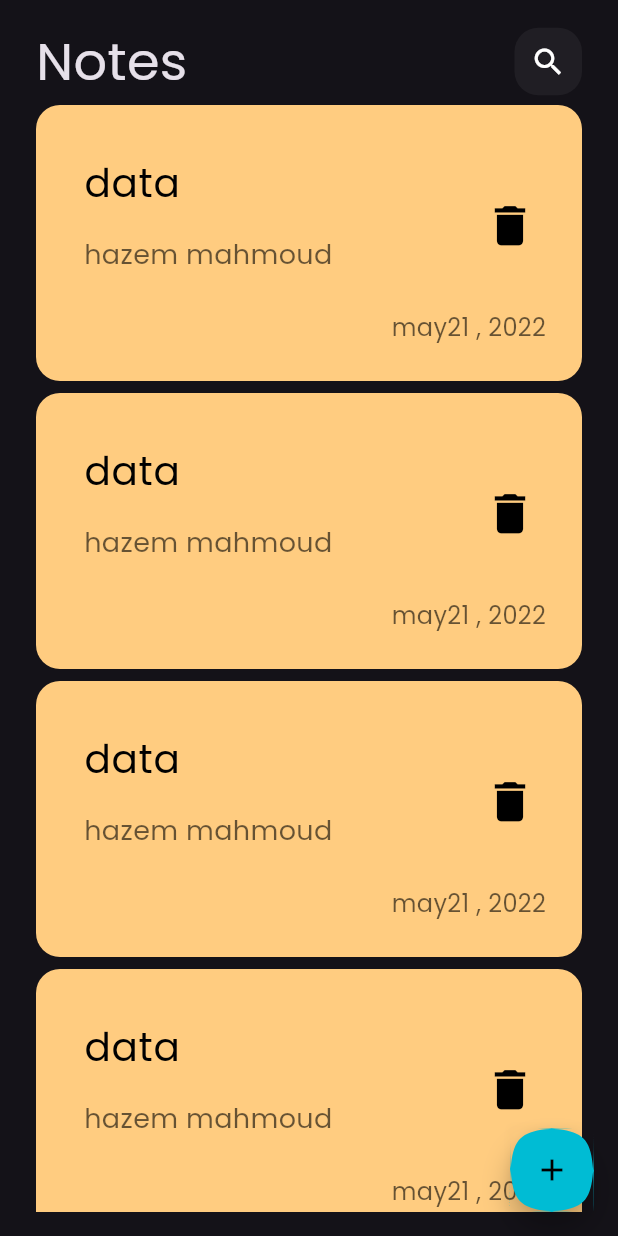
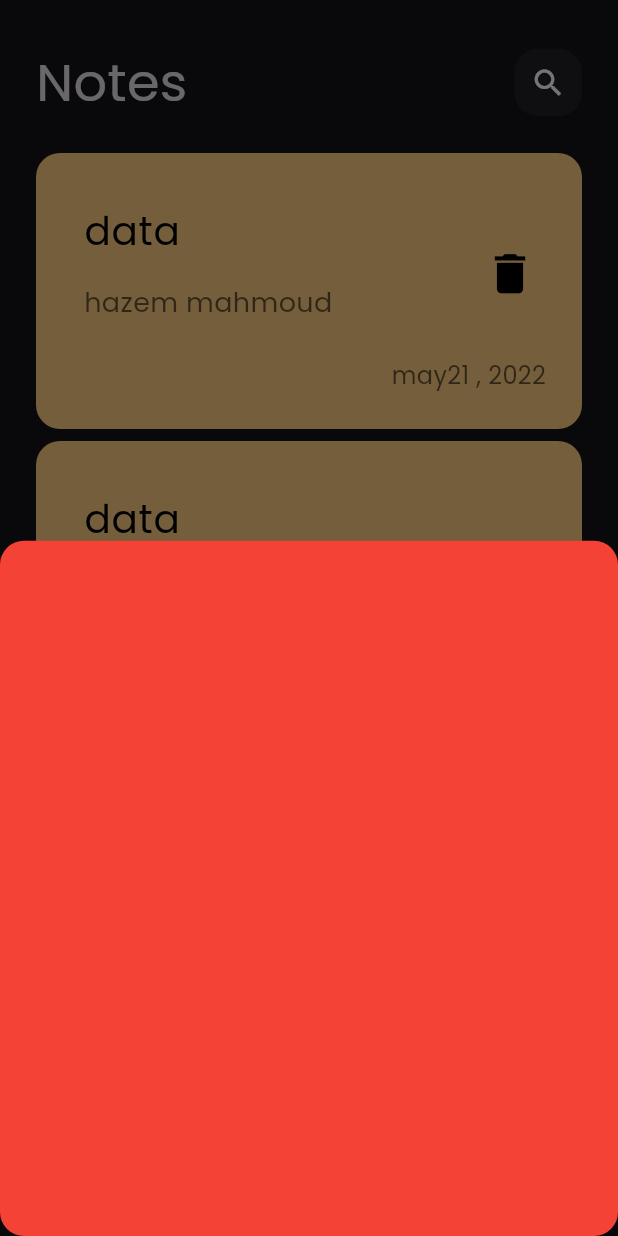
Before and after one commit to cshazem1/notes_app, a Flutter app: the screen it shows after launch, after a tap on the "add" icon, on a phone screen of 412 x 824 dp. Run offline on Flutter 3.47's test engine with Material 3 defaults, Android fonts, the phone set to English and light mode, and no system bars.

Commit message:
add border radius to bottom sheet

```diff
--- a/lib/views/notes_view.dart
+++ b/lib/views/notes_view.dart
@@ -1,5 +1,6 @@
 import 'package:flutter/material.dart';
 
+import '../widgets/add_note_bottom_sheet.dart';
 import '../widgets/nodes_view_body.dart';
 
 class NotesView extends StatelessWidget {
@@ -9,7 +10,16 @@ class NotesView extends StatelessWidget {
   Widget build(BuildContext context) {
     return Scaffold(
       floatingActionButton: FloatingActionButton(
-        onPressed: () {},
+        onPressed: () {
+          showModalBottomSheet(
+
+            shape: RoundedRectangleBorder(borderRadius: BorderRadius.all(Radius.circular(16))),
+backgroundColor: Colors.red.withOpacity(1),
+            context: context, builder: (context) {
+            return const AddNoteBottomSheet();
+          },);
+
+        },
         backgroundColor: Colors.cyan,
         foregroundColor: Colors.black,
         tooltip: "add",
--- /dev/null
+++ b/lib/widgets/add_note_bottom_sheet.dart
@@ -0,0 +1,14 @@
+import 'package:flutter/material.dart';
+
+class AddNoteBottomSheet extends StatelessWidget{
+  const AddNoteBottomSheet({super.key});
+
+  @override
+  Widget build(BuildContext context) {
+    return
+      Container(
+
+      );
+
+  }
+}
--- a/lib/widgets/custom_app_bar.dart
+++ b/lib/widgets/custom_app_bar.dart
@@ -8,7 +8,7 @@ class CustomAppBar extends StatelessWidget {
   @override
   Widget build(BuildContext context) {
     return const SafeArea(
-
+      minimum: EdgeInsets.only(top: 30),
       child: Row(
         mainAxisAlignment: MainAxisAlignment.spaceBetween,
 
--- a/lib/widgets/nodes_view_body.dart
+++ b/lib/widgets/nodes_view_body.dart
@@ -6,7 +6,7 @@ class NotesViewBody extends StatelessWidget {
   @override
   Widget build(BuildContext context) {
     return const Padding(
-      padding: EdgeInsets.symmetric(horizontal: 24.0, vertical: 16),
+      padding: EdgeInsets.symmetric(horizontal:24),
       child: Column(
         children: [
           CustomAppBar(),
--- a/lib/widgets/notes_list_view.dart
+++ b/lib/widgets/notes_list_view.dart
@@ -7,9 +7,15 @@ class NotesListView extends StatelessWidget{
 
   @override
   Widget build(BuildContext context) {
-    return ListView.builder(itemBuilder: (context, index) {
-      return const NoteItem();
-    },);
+    return Padding(
+      padding: const EdgeInsets.symmetric(vertical: 18.0),
+      child: ListView.builder(
+
+        padding: EdgeInsets.zero,
+        itemBuilder: (context, index) {
+        return const NoteItem();
+      },),
+    );
   }
 
 }
```
